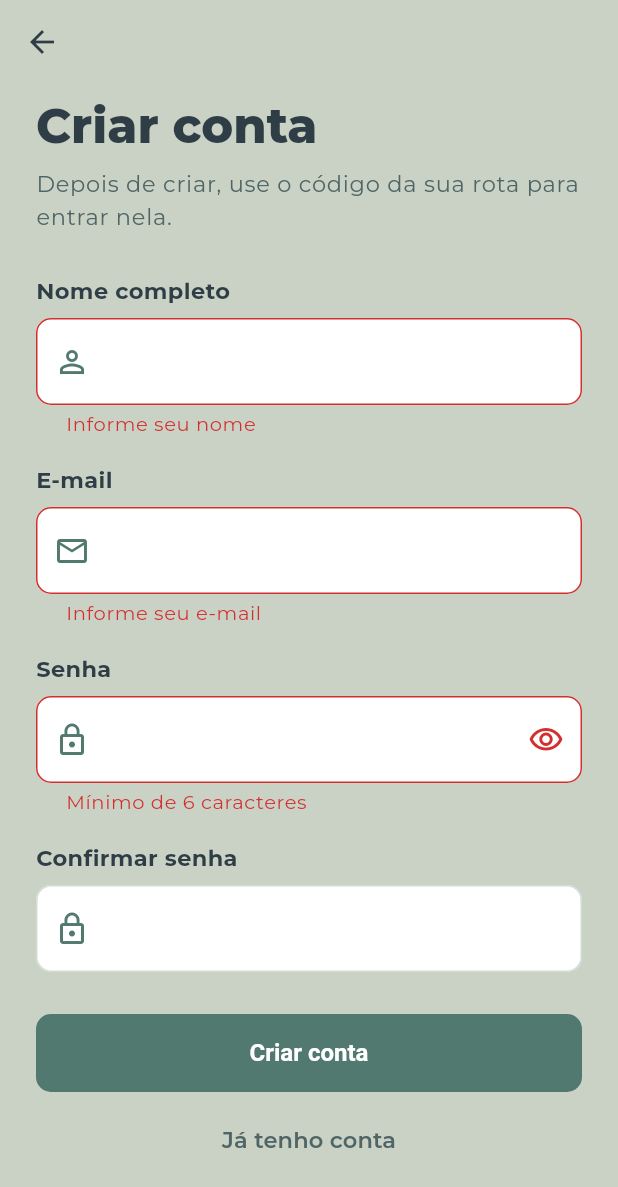
After one commit to viitorgonzalez/TCC-Smart-Boarding, a Flutter app: the SignupScreen screen opened directly, after a tap on "Criar conta", on a phone screen of 412 x 824 dp. The commit adds this screen. Shown: the top 1187 px of the screen. Run offline on Flutter 3.47's test engine with Material 3 defaults, Android fonts, the phone set to English and light mode, and no system bars; our stand-ins replace app_links, dio, flutter_map, google_fonts, latlong2, shared_preferences; accounts and stored records are empty.

Commit message:
feat(app): tela de cadastro, entrada por codigo e seletor de rota
Fecha a jornada nova no app: criar conta -> cair sem rota -> entrar com o
codigo do admin.

O link "Tenho um convite" no login vira "Criar conta". O cadastro devolve a
sessao pronta, entao o aluno entra direto -- pedir de novo o que ele acabou de
digitar e atrito sem ganho.

Estado "sem rota" ganha card proprio explicando o que fazer. Sem ele a home
ficaria vazia e sem motivo aparente, que e exatamente o estado de quem acabou
de se cadastrar.

O seletor so aparece com duas rotas ou mais: com uma so, um seletor de um item
ocupa espaco e nao oferece escolha nenhuma.

Duas decisoes do provider que viraram teste:

- Sair da rota em foco reposiciona a selecao. Deixar o id orfao faria a home
  pedir dado de uma rota que o aluno nao tem mais.
- Falha ao carregar NAO marca hasNoRoute. Mostrar "entre com codigo" quando na
  verdade a rede caiu mandaria o aluno resolver o problema errado.

AppTextField ganha textCapitalization: campo de codigo entra em caixa alta
sozinho, pra bater com o que esta escrito no quadro.

```diff
--- a/smartboarding_app/lib/core/widgets/app_text_field.dart
+++ b/smartboarding_app/lib/core/widgets/app_text_field.dart
@@ -15,6 +15,11 @@ class AppTextField extends StatelessWidget {
   final Widget? suffix;
   final String? Function(String?)? validator;
 
+  /// Campo de codigo entra em caixa alta sozinho: o codigo e normalizado no
+  /// backend de qualquer jeito, mas ver o que se digita igual ao que esta no
+  /// quadro evita a duvida de "sera que precisa ser maiuscula?".
+  final TextCapitalization textCapitalization;
+
   const AppTextField({
     super.key,
     required this.label,
@@ -28,6 +33,7 @@ class AppTextField extends StatelessWidget {
     this.keyboardType,
     this.suffix,
     this.validator,
+    this.textCapitalization = TextCapitalization.none,
   });
 
   @override
@@ -52,6 +58,7 @@ class AppTextField extends StatelessWidget {
           maxLength: maxLength,
           keyboardType: keyboardType,
           validator: validator,
+          textCapitalization: textCapitalization,
           decoration: InputDecoration(
             hintText: hint,
             prefixIcon: icon == null ? null : Icon(icon),
--- /dev/null
+++ b/smartboarding_app/lib/features/auth/screens/signup_screen.dart
@@ -0,0 +1,164 @@
+import 'package:flutter/material.dart';
+import 'package:provider/provider.dart';
+import '../../../core/errors/app_exception.dart';
+import '../../../core/providers/auth_provider.dart';
+import '../../../core/theme/app_theme.dart';
+import '../../../core/widgets/app_text_field.dart';
+import '../../../core/widgets/loading_filled_button.dart';
+import '../../../core/widgets/snackbar_utils.dart';
+
+/// Cadastro próprio do aluno. A conta nasce sem rota — ele entra numa depois,
+/// com o código que o admin distribui.
+class SignupScreen extends StatefulWidget {
+  const SignupScreen({super.key});
+
+  @override
+  State<SignupScreen> createState() => _SignupScreenState();
+}
+
+class _SignupScreenState extends State<SignupScreen> {
+  final _formKey = GlobalKey<FormState>();
+  final _nameCtrl = TextEditingController();
+  final _emailCtrl = TextEditingController();
+  final _passCtrl = TextEditingController();
+  final _confirmCtrl = TextEditingController();
+  bool _loading = false;
+  bool _obscure = true;
+
+  @override
+  void dispose() {
+    _nameCtrl.dispose();
+    _emailCtrl.dispose();
+    _passCtrl.dispose();
+    _confirmCtrl.dispose();
+    super.dispose();
+  }
+
+  Future<void> _submit() async {
+    if (!_formKey.currentState!.validate()) return;
+    setState(() => _loading = true);
+    try {
+      await context.read<AuthProvider>().signup(
+        fullName: _nameCtrl.text.trim(),
+        email: _emailCtrl.text.trim(),
+        password: _passCtrl.text,
+      );
+      // A API devolve a sessao pronta: o AuthGate reage e leva pra home sozinho.
+      if (mounted) Navigator.of(context).popUntil((r) => r.isFirst);
+    } catch (e) {
+      if (mounted) showErrorSnackBar(context, AppException.fromError(e));
+    } finally {
+      if (mounted) setState(() => _loading = false);
+    }
+  }
+
+  @override
+  Widget build(BuildContext context) {
+    return Scaffold(
+      backgroundColor: AppColors.ashGrey,
+      appBar: AppBar(
+        backgroundColor: Colors.transparent,
+        elevation: 0,
+        foregroundColor: AppColors.charcoal,
+      ),
+      body: SafeArea(
+        child: SingleChildScrollView(
+          padding: const EdgeInsets.fromLTRB(24, 8, 24, 32),
+          child: Form(
+            key: _formKey,
+            child: Column(
+              crossAxisAlignment: CrossAxisAlignment.stretch,
+              children: [
+                Text(
+                  'Criar conta',
+                  style: Theme.of(context).textTheme.displaySmall,
+                ),
+                const SizedBox(height: 8),
+                Text(
+                  'Depois de criar, use o código da sua rota para entrar nela.',
+                  style: Theme.of(context).textTheme.bodyLarge?.copyWith(
+                    color: AppColors.textSecondary,
+                  ),
+                ),
+                const SizedBox(height: 28),
+                AppTextField(
+                  key: const Key('signup_name_field'),
+                  label: 'Nome completo',
+                  controller: _nameCtrl,
+                  icon: Icons.person_outline,
+                  validator: (v) => (v == null || v.trim().isEmpty)
+                      ? 'Informe seu nome'
+                      : null,
+                ),
+                const SizedBox(height: 18),
+                AppTextField(
+                  key: const Key('signup_email_field'),
+                  label: 'E-mail',
+                  controller: _emailCtrl,
+                  icon: Icons.mail_outline,
+                  keyboardType: TextInputType.emailAddress,
+                  validator: (v) {
+                    final value = v?.trim() ?? '';
+                    if (value.isEmpty) return 'Informe seu e-mail';
+                    // Validacao minima: o formato definitivo quem julga e o
+                    // backend, e duplicar a regra aqui so cria divergencia.
+                    if (!value.contains('@') || !value.contains('.')) {
+                      return 'E-mail inválido';
+                    }
+                    return null;
+                  },
+                ),
+                const SizedBox(height: 18),
+                AppTextField(
+                  key: const Key('signup_password_field'),
+                  label: 'Senha',
+                  controller: _passCtrl,
+                  icon: Icons.lock_outline,
+                  obscureText: _obscure,
+                  suffix: IconButton(
+                    icon: Icon(
+                      _obscure
+                          ? Icons.visibility_outlined
+                          : Icons.visibility_off_outlined,
+                    ),
+                    onPressed: () => setState(() => _obscure = !_obscure),
+                  ),
+                  // RN10: o backend recusa abaixo de 6, entao avisar aqui evita
+                  // uma ida ao servidor so pra levar erro.
+                  validator: (v) => (v == null || v.length < 6)
+                      ? 'Mínimo de 6 caracteres'
+                      : null,
+                ),
+                const SizedBox(height: 18),
+                AppTextField(
+                  key: const Key('signup_confirm_field'),
+                  label: 'Confirmar senha',
+                  controller: _confirmCtrl,
+                  icon: Icons.lock_outline,
+                  obscureText: _obscure,
+                  validator: (v) =>
+                      v != _passCtrl.text ? 'As senhas não conferem' : null,
+                ),
+                const SizedBox(height: 28),
+                LoadingFilledButton(
+                  key: const Key('signup_submit_button'),
+                  loading: _loading,
+                  onPressed: _submit,
+                  label: 'Criar conta',
+                ),
+                const SizedBox(height: 8),
+                TextButton(
+                  onPressed: () => Navigator.of(context).pop(),
+                  child: const Text(
+                    'Já tenho conta',
+                    style: TextStyle(color: AppColors.textSecondary),
+                  ),
+                ),
+              ],
+            ),
+          ),
+        ),
+      ),
+    );
+  }
+}
--- /dev/null
+++ b/smartboarding_app/lib/features/membership/providers/membership_provider.dart
@@ -0,0 +1,76 @@
+import 'package:flutter/material.dart';
+import '../../../core/errors/app_exception.dart';
+import '../../../core/utils/async_value.dart';
+import '../../routes/models/route_model.dart';
+import '../services/membership_service.dart';
+
+/// Rotas do aluno. Separado do resto porque a home inteira depende dele: sem
+/// rota nenhuma não há lista, aviso nem trajeto pra mostrar.
+class MembershipProvider extends ChangeNotifier {
+  final MembershipService _service;
+
+  MembershipProvider([MembershipService? service])
+    : _service = service ?? MembershipService();
+
+  AsyncValue<List<RouteModel>> _state = const AsyncLoading();
+  AsyncValue<List<RouteModel>> get state => _state;
+
+  /// Rota em foco. Com várias, a home mostra uma por vez.
+  String? _selectedId;
+  String? get selectedId => _selectedId;
+
+  List<RouteModel> get routes => switch (_state) {
+    AsyncData(:final value) => value,
+    _ => const [],
+  };
+
+  bool get hasNoRoute => switch (_state) {
+    AsyncData(:final value) => value.isEmpty,
+    _ => false,
+  };
+
+  RouteModel? get selected {
+    final all = routes;
+    if (all.isEmpty) return null;
+    return all.firstWhere((r) => r.id == _selectedId, orElse: () => all.first);
+  }
+
+  Future<void> load() async {
+    _state = const AsyncLoading();
+    notifyListeners();
+    try {
+      final all = await _service.myRoutes();
+      _state = AsyncData(all);
+      // Rota selecionada que sumiu (o aluno saiu dela) nao pode continuar em
+      // foco, senao a home fica pedindo dado de uma rota que ele nao tem mais.
+      if (_selectedId != null && !all.any((r) => r.id == _selectedId)) {
+        _selectedId = null;
+      }
+      _selectedId ??= all.isEmpty ? null : all.first.id;
+    } catch (e) {
+      _state = AsyncError(AppException.fromError(e));
+    }
+    notifyListeners();
+  }
+
+  void select(String routeId) {
+    if (_selectedId == routeId) return;
+    _selectedId = routeId;
+    notifyListeners();
+  }
+
+  /// Entra na rota do código. Deixa a exceção subir: a tela precisa da mensagem
+  /// pra distinguir código errado de expirado.
+  Future<RouteModel> join(String code) async {
+    final route = await _service.joinWithCode(code);
+    await load();
+    _selectedId = route.id;
+    notifyListeners();
+    return route;
+  }
+
+  Future<void> leave(String routeId) async {
+    await _service.leave(routeId);
+    await load();
+  }
+}
```
Also changed, not shown: smartboarding_app/lib/core/providers/auth_provider.dart (+23 -0 lines), smartboarding_app/lib/features/auth/screens/login_screen.dart (+3 -5 lines), smartboarding_app/lib/features/auth/services/auth_service.dart (+37 -0 lines), smartboarding_app/lib/features/home/student_home_screen.dart (+13 -2 lines), smartboarding_app/lib/features/membership/screens/join_route_screen.dart (added, +94 -0 lines), smartboarding_app/lib/features/membership/services/membership_service.dart (added, +25 -0 lines), smartboarding_app/lib/features/membership/widgets/no_route_card.dart (added, +62 -0 lines), smartboarding_app/lib/features/membership/widgets/route_selector.dart (added, +48 -0 lines), smartboarding_app/lib/main.dart (+11 -0 lines), 1 other file.
